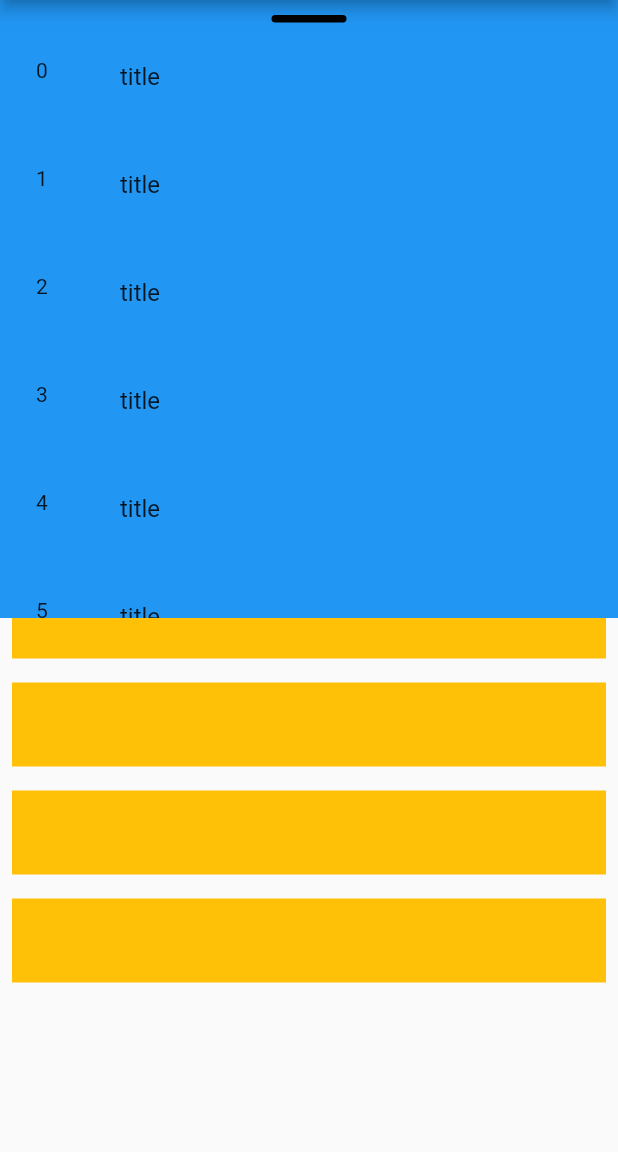
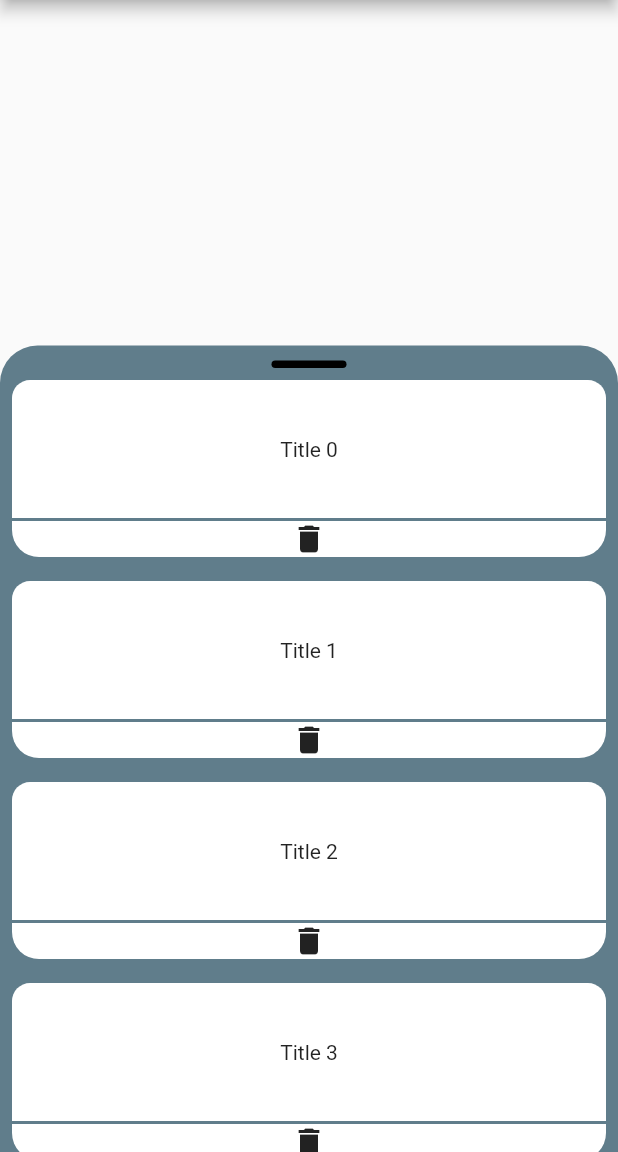
Before and after one commit to hemantjamdev/note, a Flutter app: the screen it shows after launch, on a phone screen of 412 x 824 dp, the part 84-1236 px from its top. Run offline on Flutter 3.47's test engine with Material 2 defaults, Android fonts, the phone set to English and light mode, and no system bars.

Commit message:
list design

```diff
--- a/lib/screens/home_page.dart
+++ b/lib/screens/home_page.dart
@@ -16,22 +16,22 @@ class _HomePageState extends State<HomePage> {
       ),
       body: Stack(
         children: [
-           Container(
-             color: Colors.red,
-             child: SizedBox(
-              height: MediaQuery.of(context).size.height / 2
+          SizedBox(
+            height: MediaQuery.of(context).size.height / 2,
+            width: MediaQuery.of(context).size.width,
           ),
+          DraggableScrollableSheet(
+            initialChildSize: 0.7,
+            minChildSize: 0.7,
+            builder: (BuildContext context, ScrollController scrollController) {
+              return Container(
+                decoration: const BoxDecoration(
+                  borderRadius: BorderRadius.only(
+                      topLeft: Radius.circular(25),
+                      topRight: Radius.circular(25)),
+                  color: Colors.blueGrey,
                 ),
-          Container(
-            color: Colors.blue,
-            child: SizedBox(
-
-              height: MediaQuery.of(context).size.height / 2,
-              child: DraggableScrollableSheet(
-                initialChildSize: 1,
-                builder:
-                    (BuildContext context, ScrollController scrollController) {
-                  return Column(
+                child: Column(
                   children: [
                     const SizedBox(height: 10),
                     Container(
@@ -49,20 +49,41 @@ class _HomePageState extends State<HomePage> {
                         itemBuilder: (context, int index) {
                           return Padding(
                               padding: const EdgeInsets.all(8.0),
-                              child: ListTile(
-                                tileColor: Colors.amber,
-                                title: const Text("title"),
-                                leading: Text(index.toString()),
+                              child: Column(
+                                children: [
+                                  Container(
+                                    width: MediaQuery.of(context).size.width,
+                                    decoration: const BoxDecoration(
+                                      borderRadius: BorderRadius.only(
+                                          topLeft: Radius.circular(12),
+                                          topRight: Radius.circular(12)),
+                                      color: Colors.white,
                                     ),
-                            );
+                                    child: Padding(
+                                      padding: const EdgeInsets.all(38.0),
+                                      child: Center(child: Text("Title ${index}")),
+                                    ),
+                                  ),
+                                  SizedBox(height: 2),
+                                  Container(
+                                    width: MediaQuery.of(context).size.width,
+                                    decoration: const BoxDecoration(
+                                      borderRadius: BorderRadius.only(
+                                          bottomLeft: Radius.circular(18),
+                                          bottomRight: Radius.circular(18)),
+                                      color: Colors.white,
+                                    ),
+                                    child: Icon(Icons.delete),
+                                  )
+                                ],
+                              ));
                         },
                       ),
                     ),
                   ],
+                ),
               );
             },
-              ),
-            ),
           ),
         ],
       ),
--- a/pubspec.yaml
+++ b/pubspec.yaml
@@ -35,6 +35,7 @@ dependencies:
   # The following adds the Cupertino Icons font to your application.
   # Use with the CupertinoIcons class for iOS style icons.
   cupertino_icons: ^1.0.2
+  lottie: ^2.2.0
 
 dev_dependencies:
   flutter_test:
```
Also changed, not shown: pubspec.lock. Lines whose indentation alone changed are shown as unchanged.
